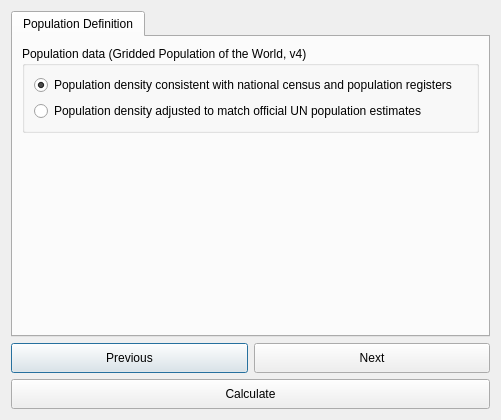
Old version of the form LDMP/gui/DlgCalculateUrban.ui in the repository ConservationInternational/trends.earth.
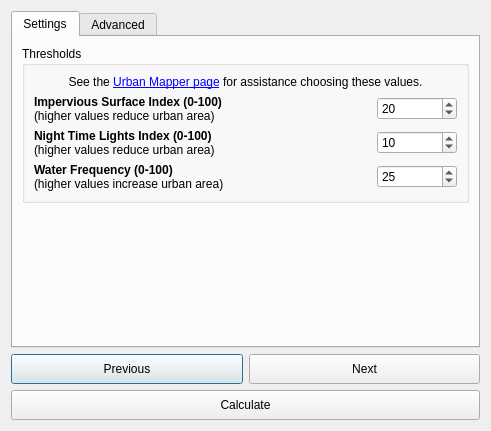
New version of the form.

Commit message: Update with the latest parameters and default values.

What changed in the file:
```diff
--- a/LDMP/gui/DlgCalculateUrban.ui
+++ b/LDMP/gui/DlgCalculateUrban.ui
@@ -6,12 +6,12 @@
    <rect>
     <x>0</x>
     <y>0</y>
-    <width>501</width>
-    <height>420</height>
+    <width>444</width>
+    <height>431</height>
    </rect>
   </property>
   <property name="sizePolicy">
-   <sizepolicy hsizetype="Fixed" vsizetype="Fixed">
+   <sizepolicy hsizetype="Expanding" vsizetype="Expanding">
     <horstretch>0</horstretch>
     <verstretch>0</verstretch>
    </sizepolicy>
@@ -36,13 +36,151 @@
      </property>
      <widget class="QWidget" name="PopulationTab">
       <attribute name="title">
-       <string>Population Definition</string>
+       <string>Settings</string>
+      </attribute>
+      <layout class="QVBoxLayout" name="verticalLayout_2">
+       <item>
+        <widget class="QGroupBox" name="groupBox">
+         <property name="sizePolicy">
+          <sizepolicy hsizetype="Preferred" vsizetype="Preferred">
+           <horstretch>0</horstretch>
+           <verstretch>0</verstretch>
+          </sizepolicy>
+         </property>
+         <property name="title">
+          <string>Thresholds</string>
+         </property>
+         <layout class="QGridLayout" name="gridLayout">
+          <item row="2" column="2">
+           <widget class="QSpinBox" name="spinBox_isi_thr">
+            <property name="maximumSize">
+             <size>
+              <width>80</width>
+              <height>16777215</height>
+             </size>
+            </property>
+            <property name="maximum">
+             <number>100</number>
+            </property>
+            <property name="value">
+             <number>20</number>
+            </property>
+           </widget>
+          </item>
+          <item row="2" column="0" colspan="2">
+           <widget class="QLabel" name="label">
+            <property name="text">
+             <string>&lt;b&gt;Impervious Surface Index (0-100)&lt;/b&gt;&lt;br&gt;
+(higher values reduce urban area)</string>
+            </property>
+            <property name="wordWrap">
+             <bool>true</bool>
+            </property>
+           </widget>
+          </item>
+          <item row="4" column="2">
+           <widget class="QSpinBox" name="spinBox_ntl_thr">
+            <property name="maximumSize">
+             <size>
+              <width>80</width>
+              <height>16777215</height>
+             </size>
+            </property>
+            <property name="maximum">
+             <number>100</number>
+            </property>
+            <property name="value">
+             <number>10</number>
+            </property>
+           </widget>
+          </item>
+          <item row="4" column="0" colspan="2">
+           <widget class="QLabel" name="label_2">
+            <property name="text">
+             <string>&lt;b&gt;Night Time Lights Index (0-100)&lt;/b&gt;&lt;br&gt;
+(higher values reduce urban area)</string>
+            </property>
+            <property name="wordWrap">
+             <bool>true</bool>
+            </property>
+           </widget>
+          </item>
+          <item row="6" column="0" colspan="2">
+           <widget class="QLabel" name="label_3">
+            <property name="text">
+             <string>&lt;b&gt;Water Frequency (0-100)&lt;/b&gt;&lt;br&gt;
+(higher values increase urban area)</string>
+            </property>
+            <property name="wordWrap">
+             <bool>true</bool>
+            </property>
+           </widget>
+          </item>
+          <item row="6" column="2">
+           <widget class="QSpinBox" name="spinBox_wat_thr">
+            <property name="maximumSize">
+             <size>
+              <width>80</width>
+              <height>16777215</height>
+             </size>
+            </property>
+            <property name="maximum">
+             <number>100</number>
+            </property>
+            <property name="value">
+             <number>25</number>
+            </property>
+           </widget>
+          </item>
+          <item row="1" column="0" colspan="3">
+           <widget class="QLabel" name="label_4">
+            <property name="sizePolicy">
+             <sizepolicy hsizetype="Preferred" vsizetype="Expanding">
+              <horstretch>0</horstretch>
+              <verstretch>0</verstretch>
+             </sizepolicy>
+            </property>
+            <property name="minimumSize">
+             <size>
+              <width>0</width>
+              <height>0</height>
+             </size>
+            </property>
+            <property name="text">
+             <string>&lt;html&gt;&lt;head/&gt;&lt;body&gt;&lt;p align=&quot;center&quot;&gt;&lt;span style=&quot; font-size:9pt;&quot;&gt;See the &lt;/span&gt;&lt;a href=&quot;https://geflanddegradation.users.earthengine.app/view/trendsearth-urban-mapper&quot;&gt;&lt;span style=&quot; font-size:9pt; text-decoration: underline; color:#0000ff;&quot;&gt;Urban Mapper page&lt;/span&gt;&lt;/a&gt;&lt;span style=&quot; font-size:9pt;&quot;&gt; for assistance choosing these values.&lt;/span&gt;&lt;/p&gt;&lt;/body&gt;&lt;/html&gt;</string>
+            </property>
+            <property name="wordWrap">
+             <bool>true</bool>
+            </property>
+           </widget>
+          </item>
+         </layout>
+        </widget>
+       </item>
+       <item>
+        <spacer name="verticalSpacer_2">
+         <property name="orientation">
+          <enum>Qt::Vertical</enum>
+         </property>
+         <property name="sizeHint" stdset="0">
+          <size>
+           <width>20</width>
+           <height>40</height>
+          </size>
+         </property>
+        </spacer>
+       </item>
+      </layout>
+     </widget>
+     <widget class="QWidget" name="AdvancedTab">
+      <attribute name="title">
+       <string>Advanced</string>
       </attribute>
       <layout class="QVBoxLayout" name="verticalLayout_5">
        <item>
         <widget class="QGroupBox" name="groupBox_3">
          <property name="title">
-          <string>Population data (Gridded Population of the World, v4)</string>
+          <string>Population definition (Gridded Population of the World, v4)</string>
          </property>
          <layout class="QVBoxLayout" name="verticalLayout_6">
           <item>
```
Left out of the diff: 105 changed lines with no effect on the pictures.
